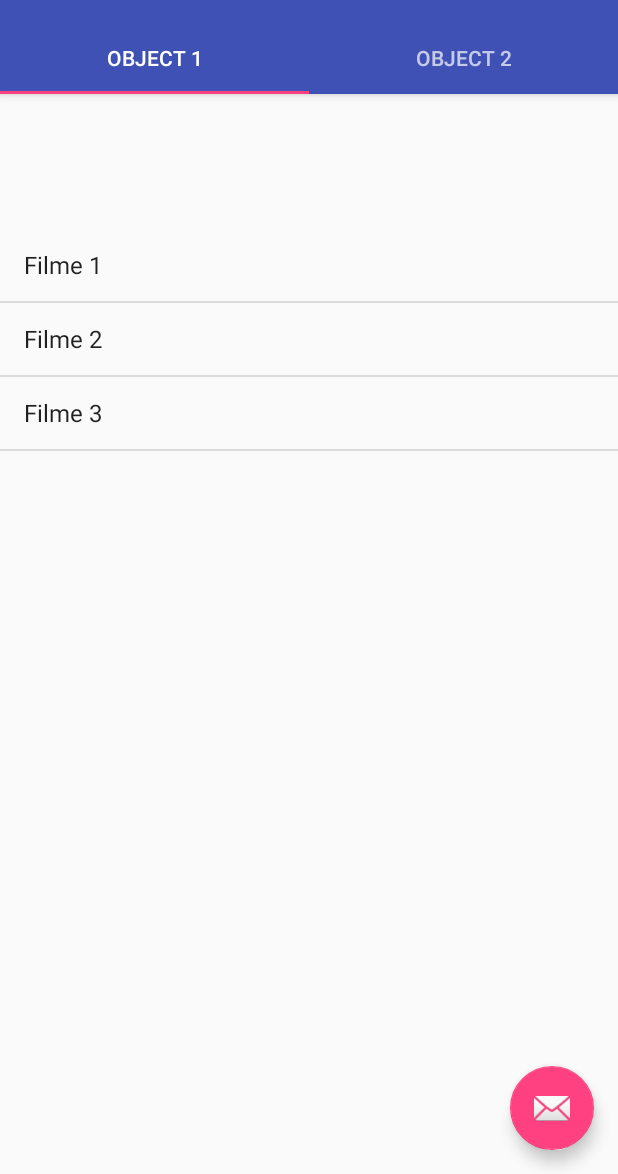
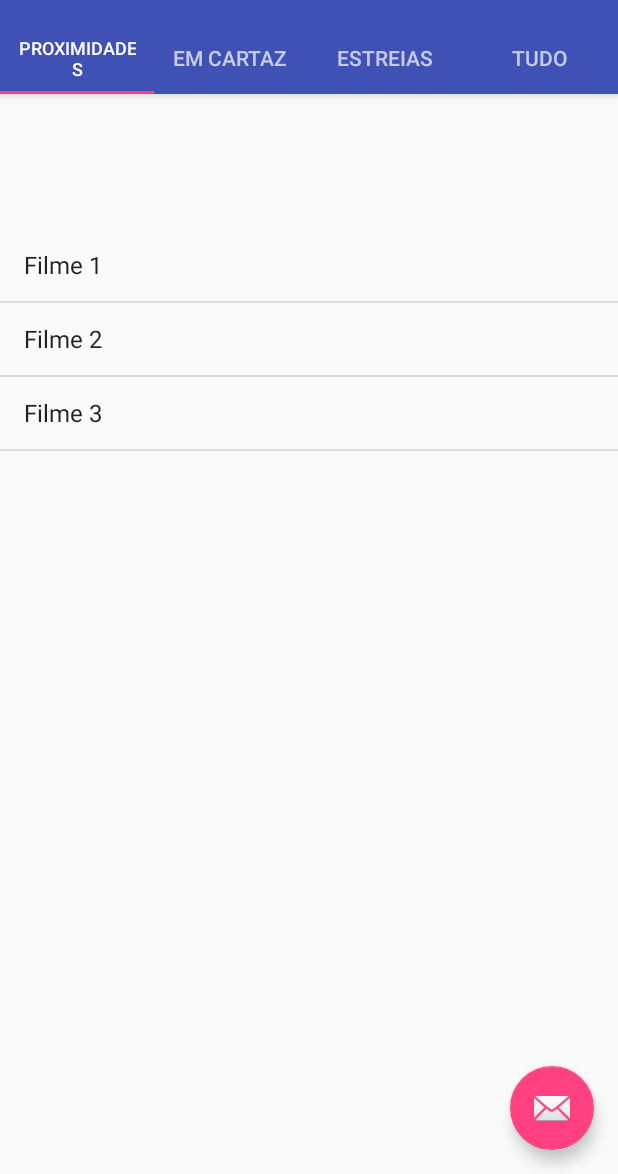
Before and after one commit to andrefboliveira/CineRush, an Android app: the DrawerActivity screen opened directly, with no data from a screen before it, on a phone screen of 412 x 824 dp, the part 62-1236 px from its top. Run offline under Robolectric (Android 15) with nearby library versions, the phone set to English and light mode, and no system bars.

Commit message:
adicionadas seccoes do ecra principal

```diff
--- a/app/src/main/java/pt/ulisboa/ciencias/cinerush/SectionsPagerAdapter.java
+++ b/app/src/main/java/pt/ulisboa/ciencias/cinerush/SectionsPagerAdapter.java
@@ -46,20 +46,24 @@ public class SectionsPagerAdapter extends FragmentPagerAdapter {
 
     @Override
     public int getCount() {
-        return 2;
+        return 4;
     }
 
     @Override
     public CharSequence getPageTitle(int position) {
         Locale l = Locale.getDefault();
-        return "OBJECT " + (position + 1);
-        /*switch (position) {
-            /case 0:
-                return mContext.getString(R.string.title_section1).toUpperCase(l);
+
+        switch (position) {
+            case 0:
+                return "Proximidades";
             case 1:
-                return mContext.getString(R.string.title_section2).toUpperCase(l);
+                return "Em Cartaz";
+            case 2:
+                return "Estreias";
+            case 3:
+                return "Tudo";
        }
-       */
+       return null;
 
     }
 }
```
